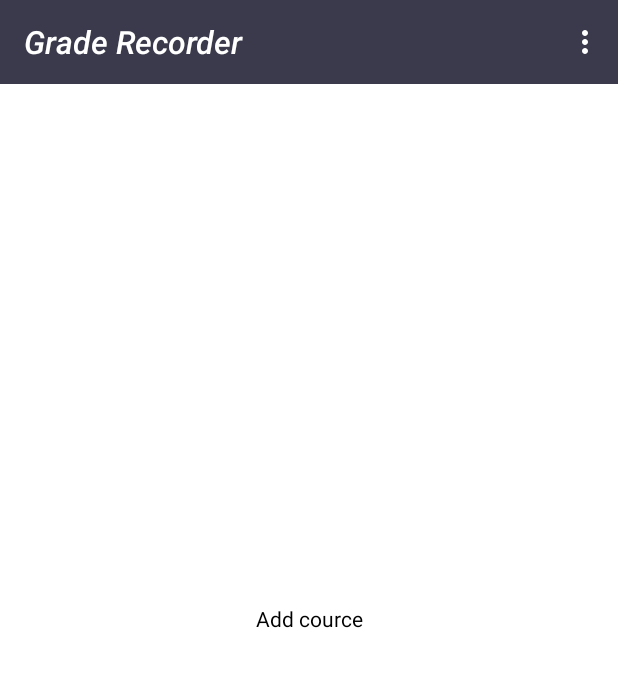
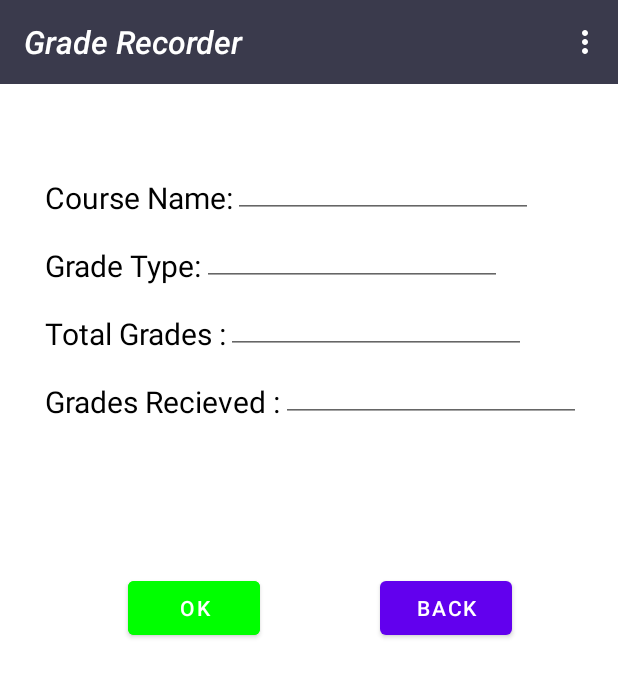
Before and after one commit to Simranjeet92Singh/GradeRecorder, an Android app: the screen it shows after launch (MainActivity), after a tap on an icon or button, on a phone screen of 412 x 824 dp. Shown: the top 677 px of the screen. Run offline under Robolectric (Android 15) with nearby library versions, the phone set to English and light mode, and no system bars.

Commit message:
dataintigration1

```diff
--- a/app/src/main/java/com/gradeRecorder/graderecorder/Addcourse.kt
+++ b/app/src/main/java/com/gradeRecorder/graderecorder/Addcourse.kt
@@ -1,12 +1,33 @@
 package com.gradeRecorder.graderecorder
 
+import android.content.Context
+import android.os.Build
 import android.os.Bundle
 import android.view.LayoutInflater
 import android.view.View
 import android.view.ViewGroup
+import android.widget.Button
+import android.widget.EditText
+import androidx.annotation.RequiresApi
+import androidx.appcompat.app.AppCompatActivity
 import androidx.fragment.app.Fragment
+import com.gradeRecorder.graderecorder.Database.Database
+import com.gradeRecorder.graderecorder.Database.DatabaseDAO
+import com.gradeRecorder.graderecorder.recyclerview.model
+import kotlinx.coroutines.GlobalScope
+import kotlinx.coroutines.launch
 
 class Addcourse: Fragment() {
+   private var courseName: EditText?=null
+    private var totalGrades:EditText?=null
+    private var obtainGrades:EditText?=null
+    private var gradeType:EditText?=null
+    private var addButton: Button?=null
+    private var backButton:Button?=null
+    private var model: model?=null
+    private var dataBase: Database?=null
+    private var databaseDAO:DatabaseDAO?=null
+
     override fun onCreate(savedInstanceState: Bundle?) {
         super.onCreate(savedInstanceState)
 
@@ -16,6 +37,46 @@ class Addcourse: Fragment() {
                               savedInstanceState: Bundle?): View? {
 
         return inflater.inflate(R.layout.fragment_addcource, container, false)
+
+
+    }
+
+    @RequiresApi(Build.VERSION_CODES.P)
+    override fun onViewCreated(view: View, savedInstanceState: Bundle?) {
+        super.onViewCreated(view, savedInstanceState)
+        val ac = activity as AppCompatActivity
+        ac ?: return
+
+        courseName=view?.findViewById(R.id.CourseName)
+        totalGrades=view?.findViewById(R.id.totalGrade)
+        obtainGrades=view?.findViewById(R.id.GradesRecieved)
+        gradeType=view?.findViewById(R.id.gradeType)
+        addButton=view?.findViewById(R.id.buttonNextNewAcivity)
+        backButton=view?.findViewById(R.id.buttonBack)
+
+
+addButton?.setOnClickListener({
+    GlobalScope.launch {
+        model?.courseName=courseName?.text.toString()
+        model?.totalGrades=totalGrades?.text.toString()
+        model?.gradesReceived=obtainGrades?.text.toString()
+        model?.typeOfGrade=gradeType?.text.toString()
+
+        databaseDAO=Database?.getInstance(ac.applicationContext).modelDAO()
+
+        databaseDAO?.addData(model)
+
+    }
+
+
+})
+
+        backButton?.setOnClickListener({
+            activity?.supportFragmentManager?.beginTransaction()?.replace(android.R.id.content,CourceList())?.commit()
+
+
+
+        })
     }
 
 }
--- a/app/src/main/java/com/gradeRecorder/graderecorder/recyclerview/CourceList.kt
+++ b/app/src/main/java/com/gradeRecorder/graderecorder/CourceList.kt
@@ -1,4 +1,4 @@
-package com.gradeRecorder.graderecorder.recyclerview
+package com.gradeRecorder.graderecorder
 
 import android.os.Build
 import android.os.Bundle
--- a/app/src/main/java/com/gradeRecorder/graderecorder/Database/DatabaseDAO.kt
+++ b/app/src/main/java/com/gradeRecorder/graderecorder/Database/DatabaseDAO.kt
@@ -1,4 +1,25 @@
 package com.gradeRecorder.graderecorder.Database
 
+import androidx.room.Dao
+import androidx.room.Delete
+import androidx.room.Insert
+import androidx.room.Query
+import com.gradeRecorder.graderecorder.recyclerview.model
+
+@Dao
 interface DatabaseDAO {
+    @Insert
+    suspend fun addData(model: model?)
+
+    @Query("select * from `model`")
+    suspend fun getAllData():List<model>
+
+    @Query("select * from `model` where `key`=:key")
+    suspend fun getData(key:Int):model
+
+    @Delete
+    suspend fun delete(model: model?)
+
+    @Query("delete from `model`")
+    suspend fun deleteAll()
 }
--- a/app/src/main/java/com/gradeRecorder/graderecorder/MainActivity.kt
+++ b/app/src/main/java/com/gradeRecorder/graderecorder/MainActivity.kt
@@ -10,7 +10,6 @@ import androidx.appcompat.widget.Toolbar
 import androidx.core.content.ContextCompat
 import androidx.fragment.app.FragmentManager
 import androidx.fragment.app.FragmentTransaction
-import com.gradeRecorder.graderecorder.recyclerview.CourceList
 
 class MainActivity : AppCompatActivity() {
     private var fragmentManager: FragmentManager?=null
--- a/app/src/main/res/layout/fragment_addcource.xml
+++ b/app/src/main/res/layout/fragment_addcource.xml
@@ -1,18 +1,115 @@
-<?xml version="1.0" encoding="utf-8"?>
-<androidx.constraintlayout.widget.ConstraintLayout xmlns:android="http://schemas.android.com/apk/res/android"
-    xmlns:app="http://schemas.android.com/apk/res-auto"
+<LinearLayout xmlns:android="http://schemas.android.com/apk/res/android"
     xmlns:tools="http://schemas.android.com/tools"
     android:layout_width="match_parent"
-    android:layout_height="match_parent">
+    android:layout_height="match_parent"
+    android:orientation="vertical">
 
-    <TextView
-        android:id="@+id/textView"
+    <LinearLayout
         android:layout_width="wrap_content"
         android:layout_height="wrap_content"
-        android:text="Add cource"
-        android:textColor="@color/black"
-        app:layout_constraintBottom_toBottomOf="parent"
-        app:layout_constraintEnd_toEndOf="parent"
-        app:layout_constraintStart_toStartOf="parent"
-        app:layout_constraintTop_toTopOf="parent" />
-</androidx.constraintlayout.widget.ConstraintLayout>
+        android:layout_marginLeft="30dp"
+        android:layout_marginTop="100dp"
+        android:orientation="horizontal">
+
+        <TextView
+            android:layout_width="wrap_content"
+            android:layout_height="wrap_content"
+            android:layout_gravity="bottom"
+            android:text="Course Name:"
+            android:textAlignment="gravity"
+            android:textSize="20dp"></TextView>
+
+        <EditText
+            android:id="@+id/CourseName"
+            android:layout_width="200dp"
+            android:layout_height="wrap_content"></EditText>
+    </LinearLayout>
+
+    <LinearLayout
+        android:layout_width="wrap_content"
+        android:layout_height="wrap_content"
+        android:layout_marginLeft="30dp"
+        android:layout_marginRight="20dp"
+        android:orientation="horizontal">
+
+        <TextView
+            android:layout_width="wrap_content"
+            android:layout_height="wrap_content"
+            android:layout_gravity="bottom"
+            android:text="Grade Type:"
+            android:textAlignment="gravity"
+            android:textSize="20dp"></TextView>
+
+        <EditText
+            android:id="@+id/gradeType"
+            android:layout_width="200dp"
+            android:layout_height="wrap_content"></EditText>
+    </LinearLayout>
+
+    <LinearLayout
+        android:layout_width="wrap_content"
+        android:layout_height="wrap_content"
+        android:layout_marginLeft="30dp"
+        android:layout_marginRight="20dp"
+        android:orientation="horizontal">
+
+        <TextView
+            android:layout_width="wrap_content"
+            android:layout_height="wrap_content"
+            android:layout_gravity="bottom"
+            android:text="Total Grades :"
+            android:textAlignment="gravity"
+            android:textSize="20dp"></TextView>
+
+        <EditText
+            android:id="@+id/totalGrade"
+            android:layout_width="200dp"
+            android:layout_height="wrap_content"></EditText>
+
+    </LinearLayout>
+
+    <LinearLayout
+        android:layout_width="wrap_content"
+        android:layout_height="wrap_content"
+        android:layout_marginLeft="30dp"
+        android:layout_marginRight="20dp"
+        android:orientation="horizontal">
+
+        <TextView
+            android:layout_width="wrap_content"
+            android:layout_height="wrap_content"
+            android:layout_gravity="bottom"
+            android:text="Grades Recieved :"
+            android:textAlignment="gravity"
+            android:textSize="20dp"></TextView>
+
+        <EditText
+            android:id="@+id/GradesRecieved"
+            android:layout_width="200dp"
+            android:layout_height="wrap_content"></EditText>
+    </LinearLayout>
+
+    <LinearLayout
+        android:layout_width="match_parent"
+        android:layout_height="wrap_content"
+        android:layout_marginLeft="40dp"
+        android:layout_marginTop="100dp"
+        android:orientation="horizontal">
+
+        <Button
+            android:id="@+id/buttonNextNewAcivity"
+            android:layout_width="wrap_content"
+            android:layout_height="wrap_content"
+            android:layout_marginLeft="45dp"
+            android:layout_marginTop="00dp"
+            android:backgroundTint="#00FF00"
+            android:text="Ok"></Button>
+
+        <Button
+            android:id="@+id/buttonBack"
+            android:layout_width="wrap_content"
+            android:layout_height="wrap_content"
+            android:layout_marginLeft="80dp"
+            android:text="Back"></Button>
+    </LinearLayout>
+</LinearLayout>
```
Also changed, not shown: app/src/main/java/com/gradeRecorder/graderecorder/Database/Database.kt (+23 -1 lines), app/src/main/java/com/gradeRecorder/graderecorder/recyclerview/model.kt (+14 -1 lines), app/src/main/res/layout/recycler_list_view.xml (+35 -16 lines).
